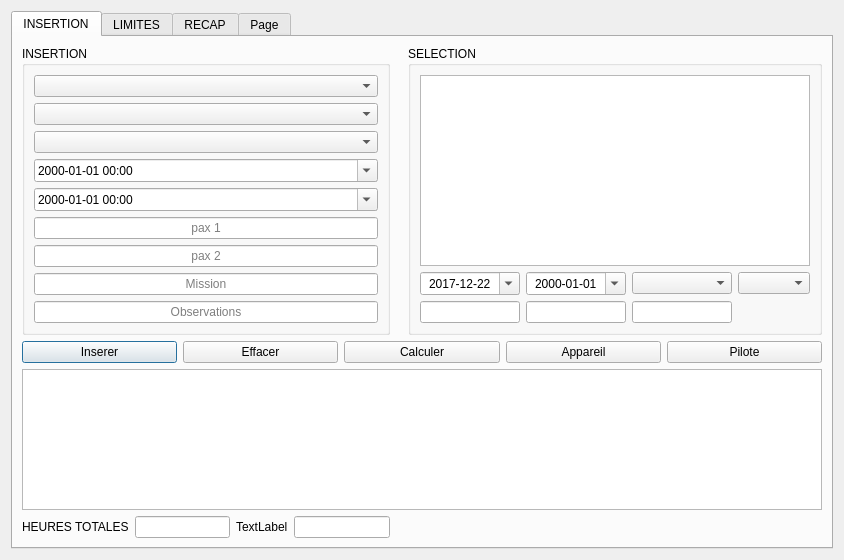
Qt form TabView.ui (heliomaster/SaraaProject) before a commit.
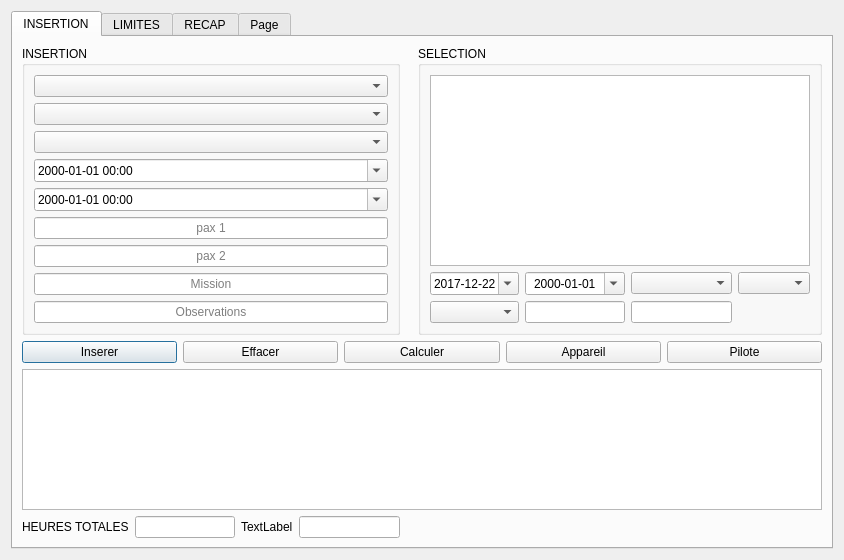
The same form after that commit. The open tabs and pages were chosen to show the change.

```diff
--- a/TabView.ui
+++ b/TabView.ui
@@ -183,7 +183,7 @@
             </property>
             <property name="maximumDateTime">
              <datetime>
-              <hour>22</hour>
+              <hour>23</hour>
               <minute>59</minute>
               <second>59</second>
               <year>7999</year>
@@ -193,7 +193,7 @@
             </property>
             <property name="maximumTime">
              <time>
-              <hour>22</hour>
+              <hour>23</hour>
               <minute>59</minute>
               <second>59</second>
              </time>
@@ -228,15 +228,15 @@
             </property>
            </widget>
           </item>
-          <item row="2" column="0">
-           <widget class="QLineEdit" name="lineEdit"/>
-          </item>
           <item row="2" column="1">
            <widget class="QLineEdit" name="lineEdit_2"/>
           </item>
           <item row="2" column="2">
            <widget class="QLineEdit" name="lineEdit_4"/>
           </item>
+          <item row="2" column="0">
+           <widget class="QComboBox" name="comboBox_sel_ac"/>
+          </item>
          </layout>
         </widget>
        </item>
```
Left out of the diff: 3 changed lines with no effect on the pictures.
